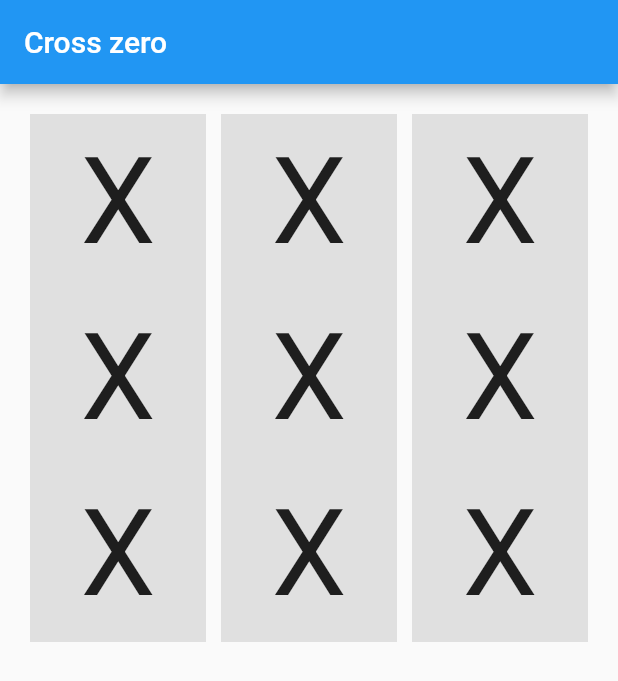
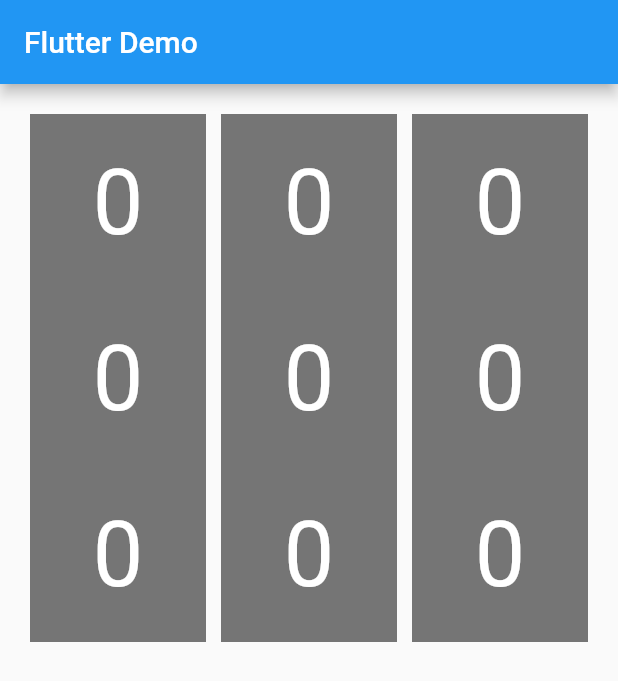
Before and after one commit to vkhv/cross_zero, a Flutter app: the screen it shows after launch, on a phone screen of 412 x 824 dp. Shown: the top 681 px of the screen. Run offline on Flutter 3.47's test engine with Material 2 defaults, Android fonts, the phone set to English and light mode, and no system bars.

```diff
--- a/lib/main.dart
+++ b/lib/main.dart
@@ -1,18 +1,66 @@
+// Copyright 2017 The Chromium Authors. All rights reserved.
+// Use of this source code is governed by a BSD-style license that can be
+// found in the LICENSE file.
+
 import 'package:flutter/material.dart';
+// Uncomment lines 7 and 10 to view the visual layout at runtime.
+//import 'package:flutter/rendering.dart' show debugPaintSizeEnabled;
 
-void main() => runApp(new MyApp());
+void main() {
+  //debugPaintSizeEnabled = true;
+  runApp(new MyApp());
+}
 
+// TapboxA manages its own state.
 
+//------------------------- TapboxA ----------------------------------
+
+class TapboxA extends StatefulWidget {
+  TapboxA({Key key}) : super(key: key);
+
+  @override
+  _TapboxAState createState() => new _TapboxAState();
+}
+
+class _TapboxAState extends State<TapboxA> {
+  bool _active = false;
+
+  void _handleTap() {
+    setState(() {
+      _active = !_active;
+    });
+  }
+
+  Widget build(BuildContext context) {
+    return new GestureDetector(
+      onTap: _handleTap,
+      child: new Container(
+        child: new Center(
+          child: new Text(
+            _active ? 'X' : '0',
+            style: new TextStyle(fontSize: 60.0, color: Colors.white),
+          ),
+        ),
+        width: 200.0,
+        height: 200.0,
+        decoration: new BoxDecoration(
+          color: _active ? Colors.lightGreen[700] : Colors.grey[600],
+        ),
+      ),
+    );
+  }
+}
+
+//------------------------- MyApp ----------------------------------
 
 class MyApp extends StatelessWidget {
   @override
   Widget build(BuildContext context) {
-    const emptySection = '[]';
     return new MaterialApp(
-      title: 'Cross zero',
+      title: 'Flutter Demo',
       home: new Scaffold(
         appBar: new AppBar(
-          title: new Text('Cross zero'),
+          title: new Text('Flutter Demo'),
         ),
         body: new Center(
           child: new GridView.count(
@@ -21,26 +69,19 @@ class MyApp extends StatelessWidget {
             crossAxisSpacing: 10.0,
             crossAxisCount: 3,
             children: <Widget>[
-              getItem('X'),
-              getItem('X'),
-              getItem('X'),
-              getItem('X'),
-              getItem('X'),
-              getItem('X'),
-              getItem('X'),
-              getItem('X'),
-              getItem('X')
+              new TapboxA(),
+              new TapboxA(),
+              new TapboxA(),
+              new TapboxA(),
+              new TapboxA(),
+              new TapboxA(),
+              new TapboxA(),
+              new TapboxA(),
+              new TapboxA()
             ],
-          ),
+          )
         ),
       ),
     );
   }
-  Widget getItem(String character) {
-    return new Container( // grey box
-      child: new Center(
-          child: new Text(character, style: new TextStyle(fontSize: 80.0),)),
-      color: Colors.grey[300],
-    );
-  }
 }
```
